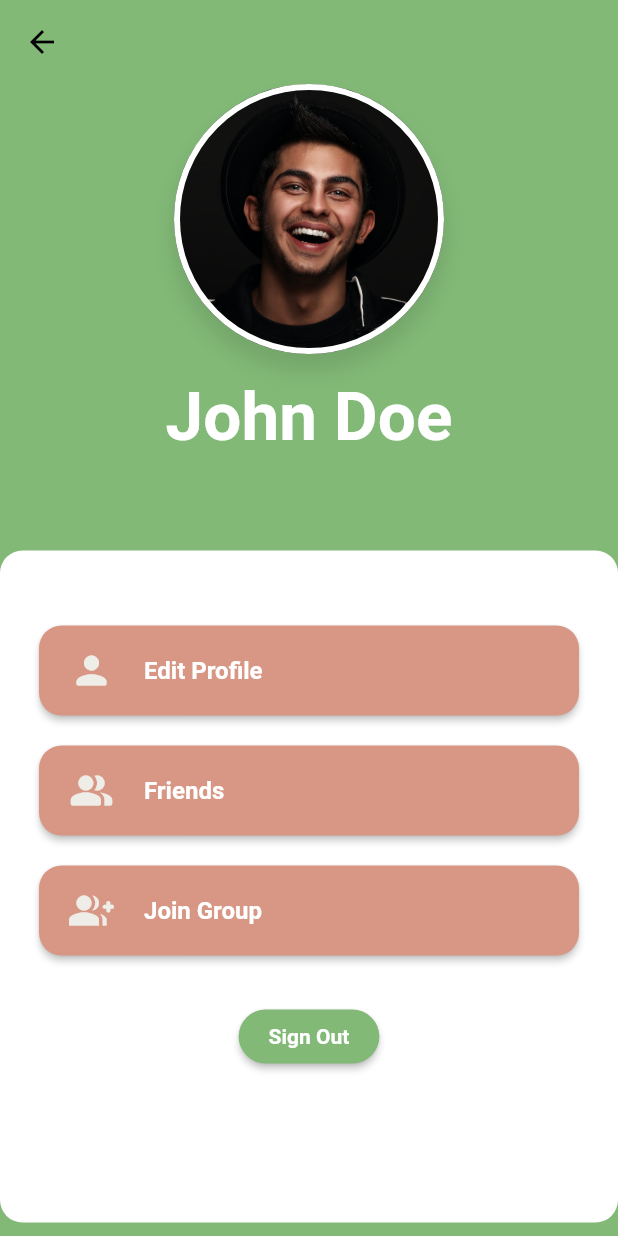
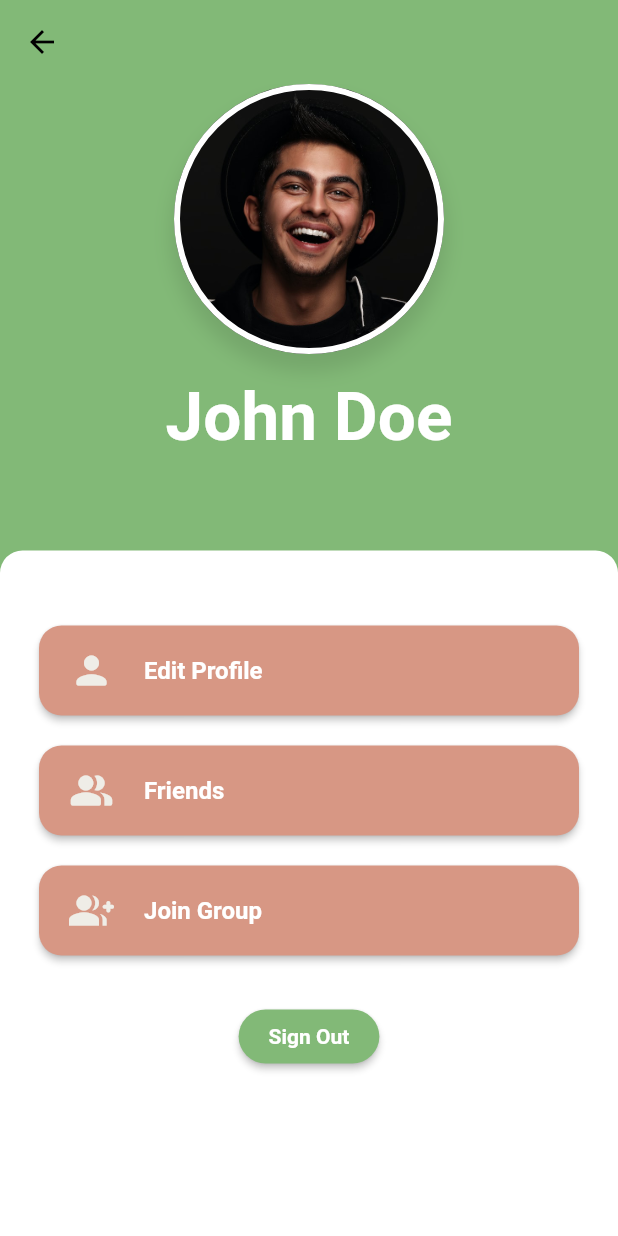
Before and after one commit to acm-projects/Catch-Up, a Flutter app: the screen it shows once a user with an empty profile is signed in, after a tap on the "person" icon, on a phone screen of 412 x 824 dp. Run offline on Flutter 3.47's test engine with Material 2 defaults, Android fonts, the phone set to English and light mode, and no system bars; our stand-ins replace animated_splash_screen, camera, cloud_firestore, firebase_auth, firebase_core, firebase_storage and 3 more; accounts and stored records are empty; Roboto replaces fonts that are missing (Cartis-Beautyful-serif, Poppins); project files that could hold a hidden picture were left out.

Commit message:
fixed spacing

```diff
--- a/lib/screens/home.dart
+++ b/lib/screens/home.dart
@@ -357,13 +357,14 @@ class _HomeState extends State<Home> {
                 Row(
                   mainAxisAlignment: MainAxisAlignment.center,
                   children: [
-                    Spacer(),
+                    //Spacer(),
+                    SizedBox(width: 170),
                     Image.asset(
                       'assets/cream-logo.png',
                       height: 75,
                       width: 75,
                     ),
-                    SizedBox(width: 110),
+                    SizedBox(width: 100),
                     Column(
                       children: [
                         Row(
--- a/lib/screens/main_profile.dart
+++ b/lib/screens/main_profile.dart
@@ -2,13 +2,10 @@
 
 import 'package:catch_up/screens/friends.dart';
 import 'package:catch_up/screens/join_add_group.dart';
-import 'package:catch_up/screens/join_group_page.dart';
-import 'package:catch_up/screens/login_options.dart';
 import 'package:catch_up/screens/profile.dart';
 import 'package:flutter/material.dart';
 import 'package:firebase_auth/firebase_auth.dart';
 import 'package:catch_up/services/auth.dart';
-import 'package:catch_up/screens/sign_up_page.dart';
 
 class ProfilePage extends StatelessWidget {
   ProfilePage({super.key});
@@ -112,7 +109,7 @@ class ProfilePage extends StatelessWidget {
             Container(
               alignment: Alignment.topLeft,
               padding: const EdgeInsets.only(
-                  left: 16, top: 50, right: 16, bottom: 100),
+                  left: 16, top: 50, right: 16, bottom: 150),
               decoration: BoxDecoration(
                 shape: BoxShape.rectangle,
                 borderRadius: BorderRadius.circular(15),
```
